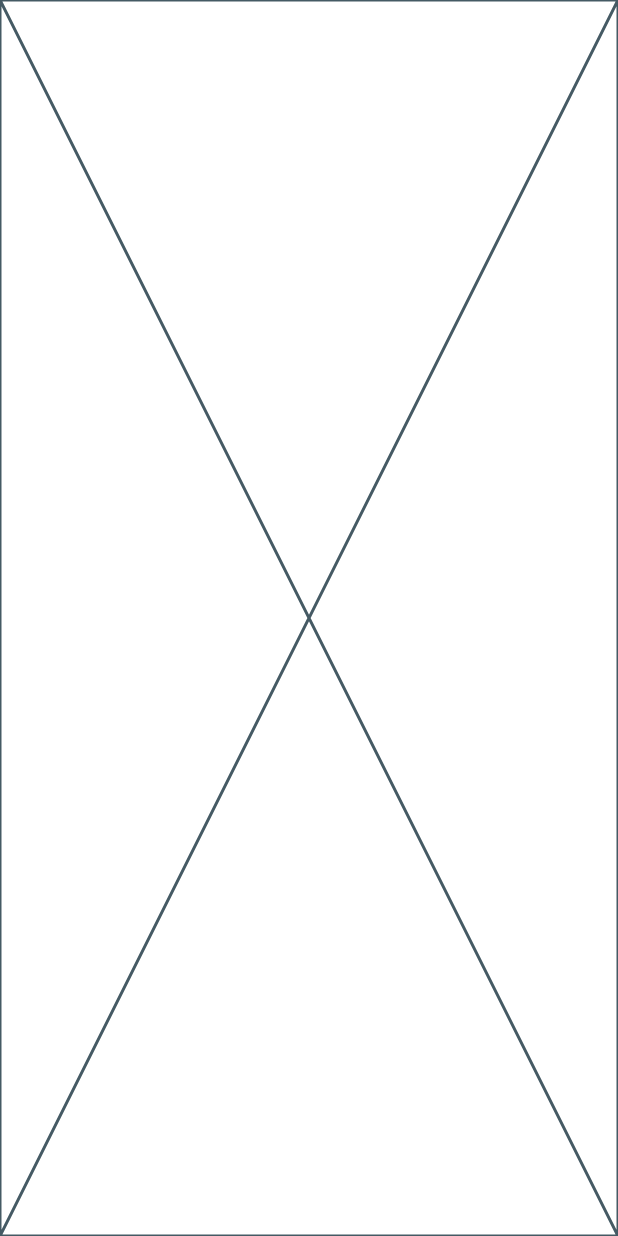
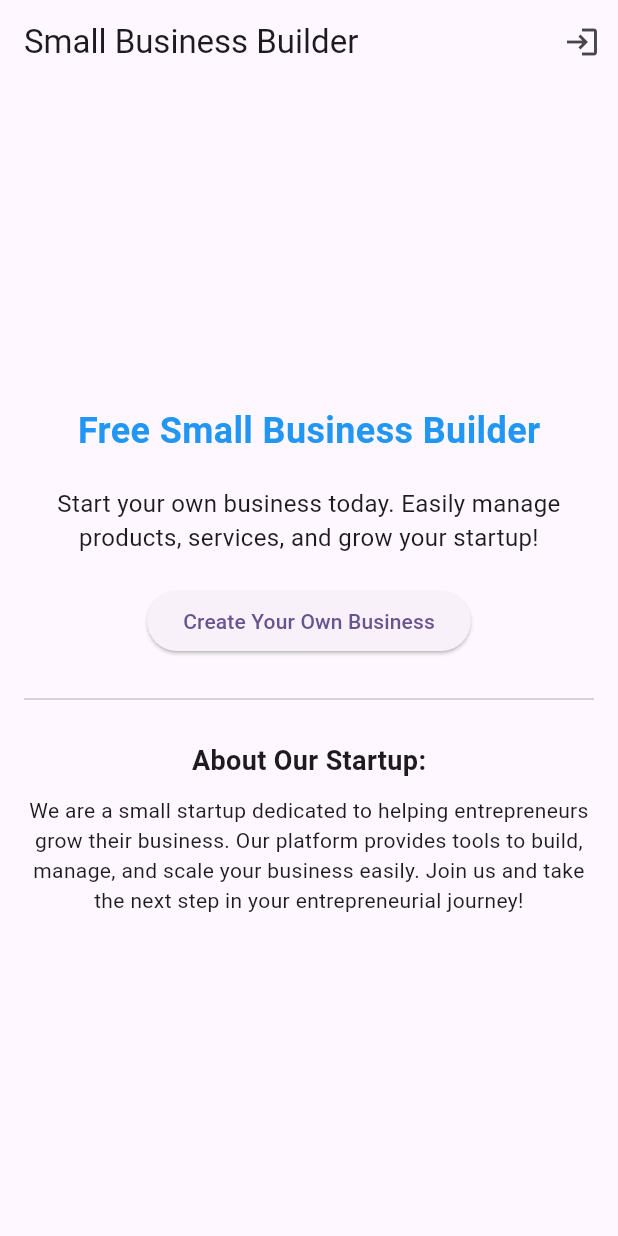
Before and after one commit to yared098/Portfolio-generate, a Flutter app: the screen it shows after launch, on a phone screen of 412 x 824 dp. Run offline on Flutter 3.47's test engine with Material 3 defaults, Android fonts, the phone set to English and light mode, and no system bars; our stand-ins replace cloud_firestore, firebase_auth, firebase_core, shared_preferences; accounts and stored records are empty.

Commit message:
add start page

```diff
--- a/lib/main.dart
+++ b/lib/main.dart
@@ -1,79 +1,3 @@
-// import 'package:fhost/ProductServiceShowPage.dart';
-// import 'package:fhost/login.dart';
-// import 'package:firebase_core/firebase_core.dart';
-// import 'package:flutter/material.dart';
-// import 'package:url_launcher/url_launcher.dart';
-
-
-// void main() async {
-//   WidgetsFlutterBinding.ensureInitialized();
-//   await Firebase.initializeApp(
-//     options: FirebaseOptions(
-//     apiKey: "AIzaSyDNUQ-obBntLJrlU8e_XpbIwh8ReA0a2wI",
-//     appId: "1:188102003559:web:fe121fc28f1ff9782cfdc2",
-//     messagingSenderId: "188102003559",
-//     projectId: "hosting-test-46d7c"
-//     )
-//   );
-//   runApp(const MyApp());
-// }
-
-// class MyApp extends StatelessWidget {
-//   const MyApp({super.key});
-
-//   @override
-//   Widget build(BuildContext context) {
-//     return MaterialApp(
-//       debugShowCheckedModeBanner: false,
-//       title: 'My Portfolio',
-//       theme: ThemeData(
-//         colorScheme: ColorScheme.fromSeed(seedColor: Colors.deepPurple),
-//         useMaterial3: true,
-//       ),
-//       // home: const HomePage(),
-//       home: const ProductServiceShowPage(userId: "fRQQ9XtN3cVdqypBCtWUN8jEnph2",),
-//     );
-//   }
-// }
-// class HomePage extends StatefulWidget {
-//   const HomePage({super.key});
-
-//   @override
-//   State<HomePage> createState() => _HomePageState();
-// }
-
-// class _HomePageState extends State<HomePage> {
-
-//   @override
-//   Widget build(BuildContext context) {
-//      // Get the URL parameter
-//     final uri = Uri.base;
-//     final pathSegments = uri.pathSegments;
-
-//     String? username;
-//     String ?userid; // this is to make fetch the searvices and products
-
-//     // Check if the URL contains `/@something` or any other username after `/@`
-//     if (pathSegments.isNotEmpty && pathSegments[0].startsWith('@')) {
-//       username = pathSegments[0].substring(1); // Remove the '@' from the username
-//     }else if(pathSegments.isNotEmpty && pathSegments[0].startsWith('#'))
-//     {
-//       userid=pathSegments[0].substring(1);
-
-//     }
-//     if (username != null) {
-//       // Pass username to LoginForm
-//       return LoginPage();
-//     }
-//     if(userid!=null)
-//     {
-//       return ProductServiceShowPage(userId: "fRQQ9XtN3cVdqypBCtWUN8jEnph2");
-//     }
-//     return const Placeholder();
-//   }
-// }
-
-
 import 'package:fhost/ProductServiceShowPage.dart';
 import 'package:fhost/login.dart';
 import 'package:firebase_core/firebase_core.dart';
@@ -142,6 +66,96 @@ class _HomePageState extends State<HomePage> {
       return ProductServiceShowPage(userId: userId);
     }
 
-    return const Placeholder();
+    return Scaffold(
+      appBar: AppBar(
+        title: const Text('Small Business Builder'),
+        actions: [
+          IconButton(
+            icon: const Icon(Icons.login),
+            onPressed: () {
+              Navigator.push(
+                context,
+                MaterialPageRoute(builder: (context) => const LoginPage()),
+              );
+            },
+          ),
+        ],
+      ),
+      body: Padding(
+        padding: const EdgeInsets.all(16.0),
+        child: Column(
+          mainAxisAlignment: MainAxisAlignment.center,
+          crossAxisAlignment: CrossAxisAlignment.center,
+          children: [
+            const Text(
+              'Free Small Business Builder',
+              style: TextStyle(
+                fontSize: 24,
+                fontWeight: FontWeight.bold,
+                color: Colors.blue,
+              ),
+            ),
+            const SizedBox(height: 20),
+            const Text(
+              'Start your own business today. Easily manage products, services, and grow your startup!',
+              style: TextStyle(fontSize: 16),
+              textAlign: TextAlign.center,
+            ),
+            const SizedBox(height: 20),
+            ElevatedButton(
+              onPressed: () {
+                // Navigate to Create Your Own Business page (can add this page later)
+                _showCreateBusinessPage(context);
+              },
+              child: const Text('Create Your Own Business'),
+            ),
+            const SizedBox(height: 20),
+            const Divider(),
+            const SizedBox(height: 20),
+            const Text(
+              'About Our Startup:',
+              style: TextStyle(fontSize: 18, fontWeight: FontWeight.bold),
+            ),
+            const SizedBox(height: 10),
+            const Text(
+              'We are a small startup dedicated to helping entrepreneurs grow their business. Our platform provides tools to build, manage, and scale your business easily. Join us and take the next step in your entrepreneurial journey!',
+              style: TextStyle(fontSize: 14),
+              textAlign: TextAlign.center,
+            ),
+          ],
+        ),
+      ),
+    );
+  }
+
+  void _showCreateBusinessPage(BuildContext context) {
+    // This method will show the page to create a new business, which you can implement later.
+    showDialog(
+      context: context,
+      builder: (BuildContext context) {
+        return AlertDialog(
+          title: const Text('Create Your Business'),
+          content: const Text(
+              'This feature will allow you to create a new business profile and manage it.'),
+          actions: [
+            TextButton(
+              onPressed: () {
+                Navigator.pop(context);
+              },
+              child: const Text('Close'),
+            ),
+            TextButton(
+              onPressed: () {
+                Navigator.pushReplacement(
+                  context,
+                  MaterialPageRoute(builder: (context) => LoginPage()),
+                );
+              },
+              child: const Text('Start Creating'),
+            ),
+          ],
+        );
+      },
+    );
   }
 }
```
